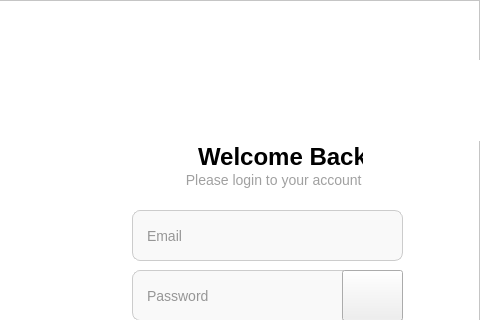
This is ui/login.ui in inktell/python-app as Qt 5 draws it before an edit; both pictures show x 268 to 748 and y 0 to 320 of the 748 by 609 pixel window. The edited form follows.
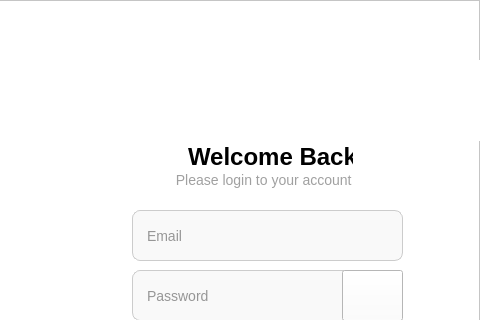
This is the edited form. Icons and pictures are not drawn.

Diff of the .ui file:
```diff
--- a/ui/login.ui
+++ b/ui/login.ui
@@ -190,7 +190,7 @@
    <widget class="QLabel" name="label_6">
     <property name="geometry">
      <rect>
-      <x>450</x>
+      <x>440</x>
       <y>170</y>
       <width>211</width>
       <height>20</height>
@@ -209,7 +209,7 @@
    <widget class="QLabel" name="label_5">
     <property name="geometry">
      <rect>
-      <x>460</x>
+      <x>450</x>
       <y>140</y>
       <width>171</width>
       <height>41</height>
@@ -299,7 +299,7 @@
     <widget class="QLabel" name="label_8">
      <property name="geometry">
       <rect>
-       <x>450</x>
+       <x>440</x>
        <y>60</y>
        <width>321</width>
        <height>81</height>
@@ -340,6 +340,9 @@
       <height>51</height>
      </rect>
     </property>
+    <property name="styleSheet">
+     <string notr="true">background-color: rgb(255, 255, 255);</string>
+    </property>
     <property name="text">
      <string/>
     </property>
```
